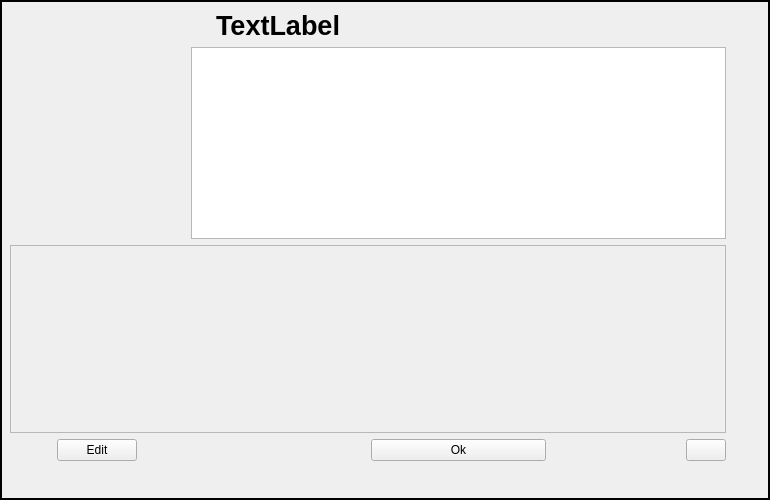
First picture: the form in data/app/designer/definition_view.ui, repository dsoftn/my_journal, before the edit.
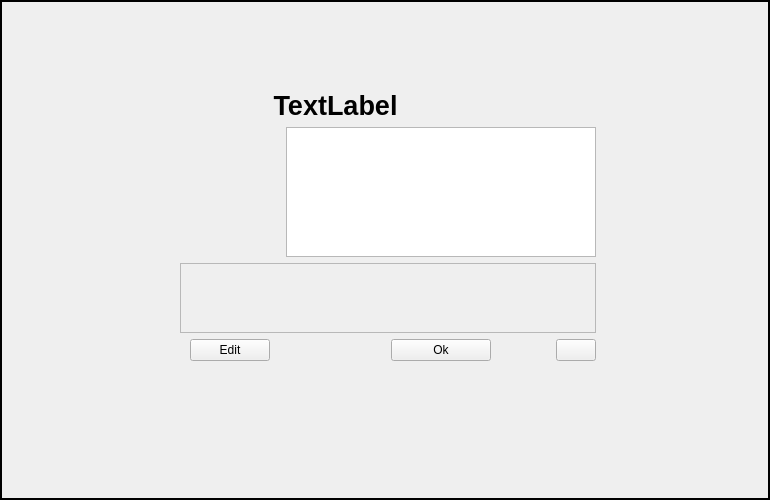
Second picture: the form after the edit. Icons and pictures are not drawn.

Diff of the .ui file:
```diff
--- a/data/app/designer/definition_view.ui
+++ b/data/app/designer/definition_view.ui
@@ -34,10 +34,10 @@
    <widget class="QWidget" name="gridLayoutWidget">
     <property name="geometry">
      <rect>
-      <x>10</x>
-      <y>10</y>
-      <width>721</width>
-      <height>451</height>
+      <x>180</x>
+      <y>90</y>
+      <width>421</width>
+      <height>271</height>
      </rect>
     </property>
     <layout class="QGridLayout" name="gridLayout">
@@ -125,6 +125,12 @@
      </item>
      <item row="0" column="0" colspan="3">
       <widget class="QLabel" name="lbl_name">
+       <property name="sizePolicy">
+        <sizepolicy hsizetype="Expanding" vsizetype="Preferred">
+         <horstretch>0</horstretch>
+         <verstretch>0</verstretch>
+        </sizepolicy>
+       </property>
        <property name="font">
         <font>
          <pointsize>20</pointsize>
@@ -163,8 +169,8 @@
          <rect>
           <x>0</x>
           <y>0</y>
-          <width>713</width>
-          <height>180</height>
+          <width>413</width>
+          <height>69</height>
          </rect>
         </property>
        </widget>
```
